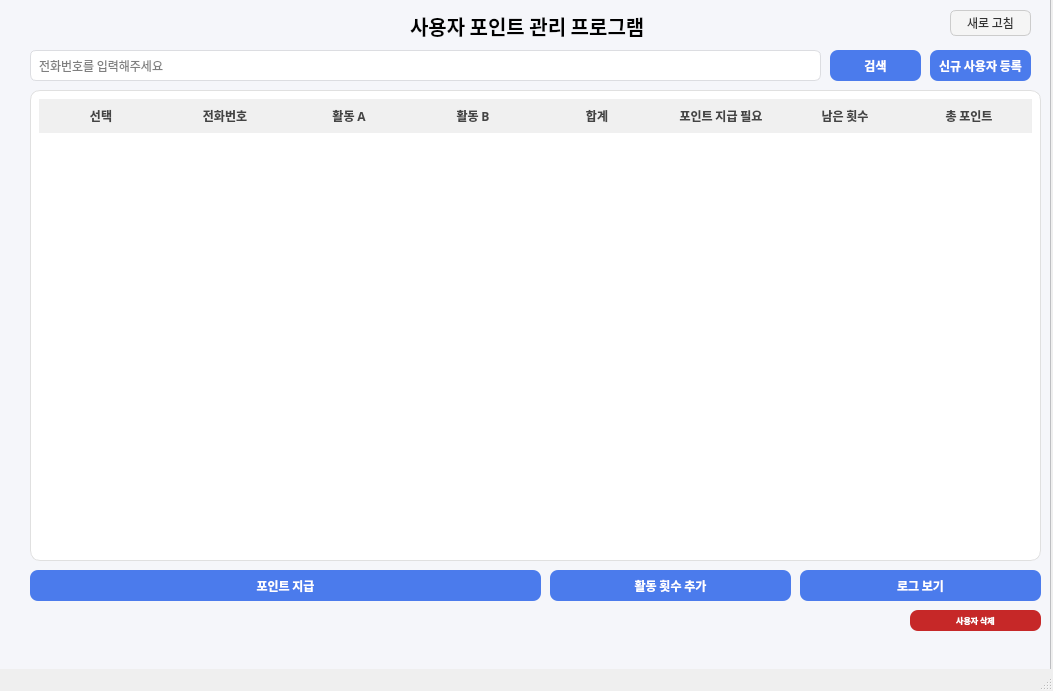
The window that src/ui/main_window.ui (Hyunseung-Nam/Client_Point_Manager) describes before a commit, drawn with Qt 5.
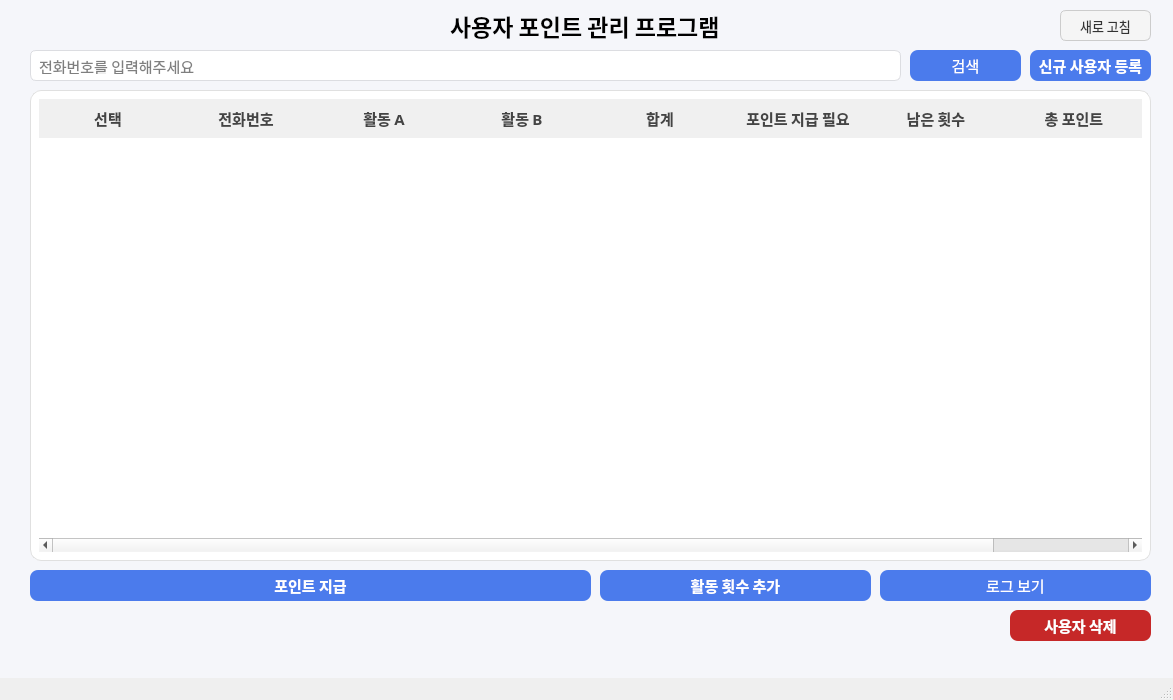
The same window after the commit.

```diff
--- a/src/ui/main_window.ui
+++ b/src/ui/main_window.ui
@@ -6,8 +6,8 @@
    <rect>
     <x>0</x>
     <y>0</y>
-    <width>1053</width>
-    <height>691</height>
+    <width>1173</width>
+    <height>700</height>
    </rect>
   </property>
   <property name="windowTitle">
@@ -19,8 +19,8 @@
      <rect>
       <x>-10</x>
       <y>-20</y>
-      <width>1061</width>
-      <height>711</height>
+      <width>1191</width>
+      <height>721</height>
      </rect>
     </property>
     <property name="font">
@@ -47,15 +47,16 @@
    <widget class="QPushButton" name="btnAddCustomer">
     <property name="geometry">
      <rect>
-      <x>930</x>
+      <x>1030</x>
       <y>50</y>
-      <width>101</width>
+      <width>121</width>
       <height>31</height>
      </rect>
     </property>
     <property name="font">
      <font>
       <family>Noto Sans KR</family>
+      <pointsize>11</pointsize>
       <bold>true</bold>
      </font>
     </property>
@@ -65,7 +66,6 @@
     color: white;
     border-radius: 8px;
     padding: 6px;
-    font-weight: bold;
 }
 
 QPushButton:hover {
@@ -84,16 +84,17 @@
    <widget class="QPushButton" name="btnOpenLog">
     <property name="geometry">
      <rect>
-      <x>800</x>
+      <x>880</x>
       <y>570</y>
-      <width>241</width>
+      <width>271</width>
       <height>31</height>
      </rect>
     </property>
     <property name="font">
      <font>
       <family>Noto Sans KR</family>
-      <bold>true</bold>
+      <pointsize>11</pointsize>
+      <bold>false</bold>
      </font>
     </property>
     <property name="styleSheet">
@@ -102,7 +103,6 @@
     color: white;
     border-radius: 8px;
     padding: 6px;
-    font-weight: bold;
 }
 
 QPushButton:hover {
@@ -121,7 +121,7 @@
    <widget class="QLabel" name="label">
     <property name="geometry">
      <rect>
-      <x>410</x>
+      <x>450</x>
       <y>10</y>
       <width>331</width>
       <height>31</height>
@@ -130,7 +130,7 @@
     <property name="font">
      <font>
       <family>Noto Sans KR</family>
-      <pointsize>15</pointsize>
+      <pointsize>17</pointsize>
       <bold>true</bold>
      </font>
     </property>
@@ -149,13 +149,14 @@
      <rect>
       <x>30</x>
       <y>50</y>
-      <width>791</width>
+      <width>871</width>
       <height>31</height>
      </rect>
     </property>
     <property name="font">
      <font>
       <family>Noto Sans KR</family>
+      <pointsize>11</pointsize>
      </font>
     </property>
     <property name="styleSheet">
@@ -180,13 +181,15 @@
      <rect>
       <x>30</x>
       <y>90</y>
-      <width>1011</width>
+      <width>1121</width>
       <height>471</height>
      </rect>
     </property>
     <property name="font">
      <font>
       <family>Noto Sans KR</family>
+      <pointsize>11</pointsize>
+      <bold>false</bold>
      </font>
     </property>
     <property name="styleSheet">
@@ -197,7 +200,7 @@
     alternate-background-color: #F7F7F7;
     selection-background-color: #D6E4FF;
     selection-color: #000000;
-    border-radius: 10px;
+    border-radius: 11px;
     padding: 8px;
 }
 
@@ -223,11 +226,14 @@
      <number>8</number>
     </property>
     <attribute name="horizontalHeaderDefaultSectionSize">
-     <number>124</number>
+     <number>138</number>
     </attribute>
     <attribute name="horizontalHeaderShowSortIndicator" stdset="0">
      <bool>false</bool>
     </attribute>
+    <attribute name="verticalHeaderVisible">
+     <bool>true</bool>
+    </attribute>
     <column>
      <property name="text">
       <string>선택</string>
@@ -274,14 +280,14 @@
      <rect>
       <x>30</x>
       <y>570</y>
-      <width>511</width>
+      <width>561</width>
       <height>31</height>
      </rect>
     </property>
     <property name="font">
      <font>
       <family>Noto Sans KR</family>
-      <pointsize>9</pointsize>
+      <pointsize>11</pointsize>
       <bold>true</bold>
      </font>
     </property>
@@ -310,16 +316,17 @@
    <widget class="QPushButton" name="btnSearch">
     <property name="geometry">
      <rect>
-      <x>830</x>
+      <x>910</x>
       <y>50</y>
-      <width>91</width>
+      <width>111</width>
       <height>31</height>
      </rect>
     </property>
     <property name="font">
      <font>
       <family>Noto Sans KR</family>
-      <bold>true</bold>
+      <pointsize>11</pointsize>
+      <bold>false</bold>
      </font>
     </property>
     <property name="styleSheet">
@@ -328,7 +335,6 @@
     color: white;
     border-radius: 8px;
     padding: 6px;
-    font-weight: bold;
 }
 
 QPushButton:hover {
@@ -347,16 +353,16 @@
    <widget class="QPushButton" name="btnRefresh">
     <property name="geometry">
      <rect>
-      <x>950</x>
+      <x>1060</x>
       <y>10</y>
-      <width>81</width>
-      <height>26</height>
+      <width>91</width>
+      <height>31</height>
      </rect>
     </property>
     <property name="font">
      <font>
       <family>Noto Sans KR</family>
-      <pointsize>9</pointsize>
+      <pointsize>10</pointsize>
       <bold>false</bold>
      </font>
     </property>
@@ -384,15 +390,16 @@
    <widget class="QPushButton" name="btnAddUsage">
     <property name="geometry">
      <rect>
-      <x>550</x>
+      <x>600</x>
       <y>570</y>
-      <width>241</width>
+      <width>271</width>
       <height>31</height>
      </rect>
     </property>
     <property name="font">
      <font>
       <family>Noto Sans KR</family>
+      <pointsize>11</pointsize>
       <bold>true</bold>
      </font>
     </property>
@@ -402,7 +409,6 @@
     color: white;
     border-radius: 8px;
     padding: 6px;
-    font-weight: bold;
 }
 
 QPushButton:hover {
@@ -421,16 +427,16 @@
    <widget class="QPushButton" name="btnDeleteCustomer">
     <property name="geometry">
      <rect>
-      <x>910</x>
+      <x>1010</x>
       <y>610</y>
-      <width>131</width>
-      <height>21</height>
+      <width>141</width>
+      <height>31</height>
      </rect>
     </property>
     <property name="font">
      <font>
       <family>Noto Sans KR</family>
-      <pointsize>6</pointsize>
+      <pointsize>11</pointsize>
       <bold>true</bold>
      </font>
     </property>
@@ -440,7 +446,6 @@
     color: white;
     border-radius: 8px;
     padding: 6px;
-    font-weight: bold;
 }
 
 QPushButton:hover {
```
Left out of the diff: 5 changed lines with no effect on the pictures.
